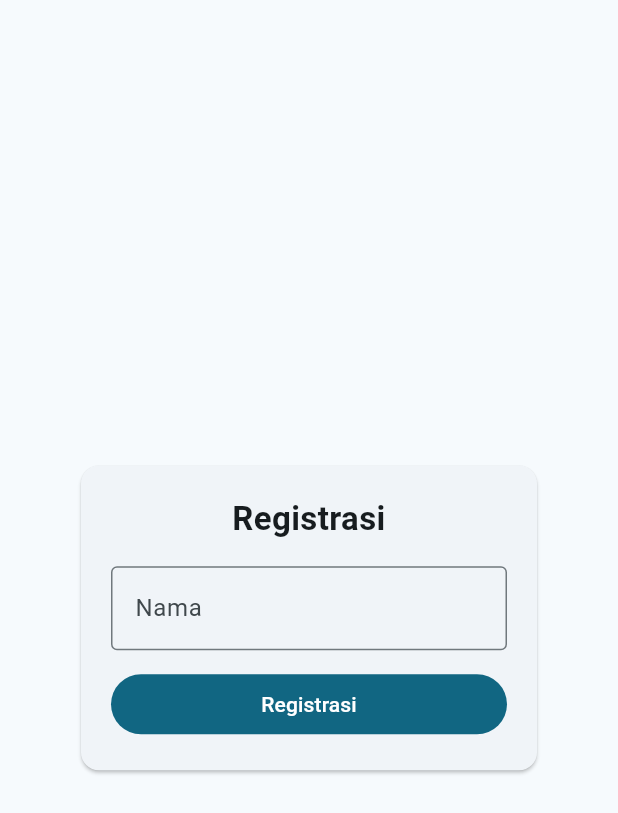
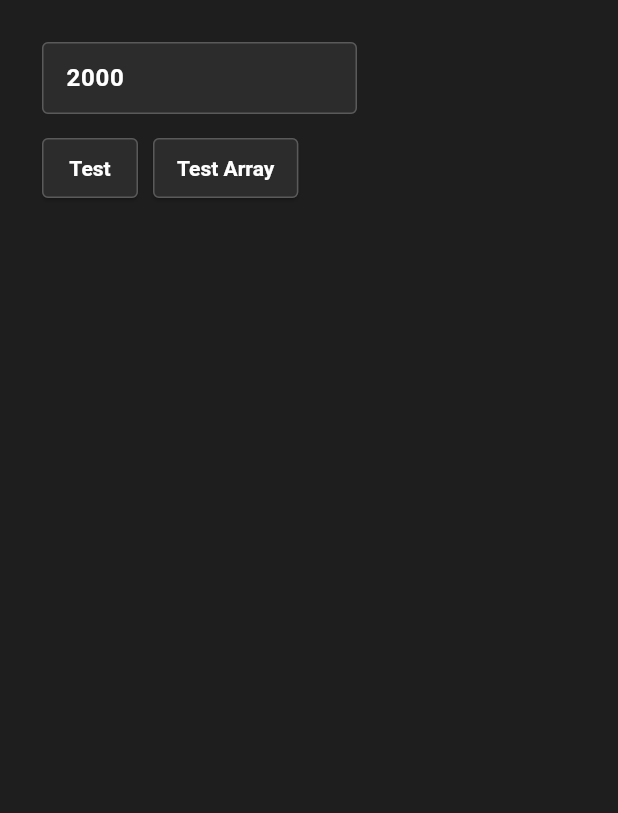
Before and after one commit to rikoabadi/flutter-test, a Flutter app: the screen it shows after launch, on a phone screen of 412 x 824 dp. Shown: the top 813 px of the screen. Run offline on Flutter 3.47's test engine with Material 3 defaults, Android fonts, the phone set to English and light mode, and no system bars; missing offline and left inert: win32.

Commit message:
Implement benchmark UI and logic in main screen
Co-authored-by: rikoabadi <85018204+rikoabadi@users.noreply.github.com>

```diff
--- a/lib/main.dart
+++ b/lib/main.dart
@@ -1,181 +1,163 @@
+import 'dart:convert';
+
 import 'package:flutter/material.dart';
 
-import 'native_message_box.dart';
-
-typedef NativeMessageBoxHandler = Future<bool> Function(
-  String title,
-  String message,
-);
-
 void main() {
-  runApp(const MyApp());
+  runApp(const BenchmarkApp());
 }
 
-class MyApp extends StatelessWidget {
-  const MyApp({super.key, this.nativeMessageBoxHandler = NativeMessageBox.show});
-
-  final NativeMessageBoxHandler nativeMessageBoxHandler;
+class BenchmarkApp extends StatelessWidget {
+  const BenchmarkApp({super.key});
 
   @override
   Widget build(BuildContext context) {
     return MaterialApp(
-      title: 'Registrasi',
-      theme: ThemeData(
-        colorScheme: ColorScheme.fromSeed(seedColor: Colors.blueGrey),
-        useMaterial3: true,
+      debugShowCheckedModeBanner: false,
+      title: 'Benchmark App',
+      theme: ThemeData.dark().copyWith(
+        scaffoldBackgroundColor: const Color(0xFF1E1E1E),
+        canvasColor: const Color(0xFF1E1E1E),
       ),
-      home: RegistrationPage(nativeMessageBoxHandler: nativeMessageBoxHandler),
+      home: const BenchmarkScreen(),
     );
   }
 }
 
-class RegistrationPage extends StatefulWidget {
-  const RegistrationPage({
-    super.key,
-    this.nativeMessageBoxHandler = NativeMessageBox.show,
-  });
-
-  final NativeMessageBoxHandler nativeMessageBoxHandler;
+class BenchmarkScreen extends StatefulWidget {
+  const BenchmarkScreen({super.key});
 
   @override
-  State<RegistrationPage> createState() => _RegistrationPageState();
+  State<BenchmarkScreen> createState() => _BenchmarkScreenState();
 }
 
-class _RegistrationPageState extends State<RegistrationPage> {
-  final _formKey = GlobalKey<FormState>();
-  final _nameController = TextEditingController();
-  bool _submitLocked = false;
-  bool _isSubmitting = false;
+class _BenchmarkScreenState extends State<BenchmarkScreen> {
+  final TextEditingController _numberController = TextEditingController(
+    text: '2000',
+  );
+
+  String _resultText = '';
 
   @override
   void dispose() {
-    _nameController.dispose();
+    _numberController.dispose();
     super.dispose();
   }
 
-  Future<void> _submit() async {
-    if (_submitLocked) {
-      return;
+  int _parseN() {
+    final parsed = int.tryParse(_numberController.text) ?? 0;
+    return parsed < 0 ? 0 : parsed;
   }
 
-    _submitLocked = true;
+  void _onTestPressed() {
+    final n = _parseN();
+    final stopwatch = Stopwatch()..start();
 
-    try {
-      if (!(_formKey.currentState?.validate() ?? false)) {
-        return;
+    int total = 0;
+    for (int i = 1; i <= n; i++) {
+      total += (i % 7);
     }
 
-      if (mounted) {
+    stopwatch.stop();
+
     setState(() {
-          _isSubmitting = true;
+      _resultText =
+          'Execution time: ${stopwatch.elapsedMilliseconds} ms | Hasil: $total';
     });
   }
 
-      final name = _nameController.text.trim();
-      const title = 'Registrasi';
-      final message = 'Hallo $name';
-      final nativeNotificationShown = await _tryShowNativeNotification(
-        widget.nativeMessageBoxHandler,
-        title,
-        message,
-      );
+  void _onTestArrayPressed() {
+    final n = _parseN();
+    final stopwatch = Stopwatch()..start();
 
-      if (nativeNotificationShown || !mounted) {
-        return;
+    final List<Map<String, dynamic>> items = [];
+    for (int i = 1; i <= n; i++) {
+      items.add({
+        'id': i,
+        'name': 'User_$i',
+        'score': i * 1.5,
+      });
     }
 
-      final scaffoldMessenger = ScaffoldMessenger.of(context);
-      scaffoldMessenger.removeCurrentSnackBar();
-      scaffoldMessenger.showSnackBar(
-        SnackBar(content: Text('$title: $message')),
-      );
-    } finally {
-      if (mounted) {
+    jsonEncode(items);
+
+    stopwatch.stop();
+
     setState(() {
-          _submitLocked = false;
-          _isSubmitting = false;
+      _resultText =
+          'Array manipulation time: ${stopwatch.elapsedMilliseconds} ms';
     });
-      } else {
-        _submitLocked = false;
-      }
-    }
   }
 
   @override
   Widget build(BuildContext context) {
+    final outlineBorder = OutlineInputBorder(
+      borderRadius: BorderRadius.circular(4),
+      borderSide: const BorderSide(color: Color(0xFF5A5A5A), width: 1),
+    );
+
+    final buttonStyle = ElevatedButton.styleFrom(
+      backgroundColor: const Color(0xFF2C2C2C),
+      foregroundColor: Colors.white,
+      shape: RoundedRectangleBorder(
+        borderRadius: BorderRadius.circular(4),
+        side: const BorderSide(color: Color(0xFF5A5A5A), width: 1),
+      ),
+      textStyle: const TextStyle(fontWeight: FontWeight.w600),
+      padding: const EdgeInsets.symmetric(horizontal: 16, vertical: 12),
+    );
+
     return Scaffold(
-      body: Center(
-        child: ConstrainedBox(
-          constraints: const BoxConstraints(maxWidth: 360),
-          child: Padding(
-            padding: const EdgeInsets.all(24),
-            child: Card(
-              elevation: 1,
-              child: Padding(
-                padding: const EdgeInsets.all(20),
-                child: Form(
-                  key: _formKey,
+      body: Padding(
+        padding: const EdgeInsets.all(28),
         child: Column(
-                    mainAxisSize: MainAxisSize.min,
-                    crossAxisAlignment: CrossAxisAlignment.stretch,
+          crossAxisAlignment: CrossAxisAlignment.start,
           children: [
-                      const Text(
-                        'Registrasi',
-                        textAlign: TextAlign.center,
-                        style: TextStyle(
-                          fontSize: 22,
-                          fontWeight: FontWeight.w600,
+            SizedBox(
+              width: 210,
+              child: TextField(
+                controller: _numberController,
+                keyboardType: TextInputType.number,
+                style: const TextStyle(
+                  color: Colors.white,
+                  fontWeight: FontWeight.bold,
+                ),
+                decoration: InputDecoration(
+                  isDense: true,
+                  filled: true,
+                  fillColor: const Color(0xFF2C2C2C),
+                  enabledBorder: outlineBorder,
+                  focusedBorder: outlineBorder,
                 ),
               ),
-                      const SizedBox(height: 16),
-                      TextFormField(
-                        controller: _nameController,
-                        decoration: const InputDecoration(
-                          labelText: 'Nama',
-                          border: OutlineInputBorder(),
-                        ),
-                        validator: (value) {
-                          if (value == null || value.trim().isEmpty) {
-                            return 'Input harus di isi';
-                          }
-                          return null;
-                        },
             ),
             const SizedBox(height: 12),
-                      FilledButton(
-                        onPressed: (_isSubmitting || _submitLocked) ? null : _submit,
-                        child: const Text('Registrasi'),
+            Row(
+              children: [
+                ElevatedButton(
+                  onPressed: _onTestPressed,
+                  style: buttonStyle,
+                  child: const Text('Test'),
+                ),
+                const SizedBox(width: 10),
+                ElevatedButton(
+                  onPressed: _onTestArrayPressed,
+                  style: buttonStyle,
+                  child: const Text('Test Array'),
+                ),
+              ],
+            ),
+            const SizedBox(height: 18),
+            Text(
+              _resultText,
+              style: const TextStyle(
+                color: Colors.white,
+                fontWeight: FontWeight.bold,
+                fontSize: 16,
+              ),
             ),
           ],
         ),
       ),
-              ),
-            ),
-          ),
-        ),
-      ),
     );
   }
-
-  static Future<bool> _tryShowNativeNotification(
-    NativeMessageBoxHandler nativeMessageBoxHandler,
-    String title,
-    String message,
-  ) async {
-    try {
-      return await nativeMessageBoxHandler(title, message);
-    } catch (error, stackTrace) {
-      FlutterError.reportError(
-        FlutterErrorDetails(
-          exception: error,
-          stack: stackTrace,
-          library: 'registration notification',
-          context: ErrorDescription(
-            'while showing the native registration notification',
-          ),
-        ),
-      );
-      return false;
 }
-  }
-}
```
Also changed, not shown: 1 other file. Lines whose indentation alone changed are shown as unchanged.
